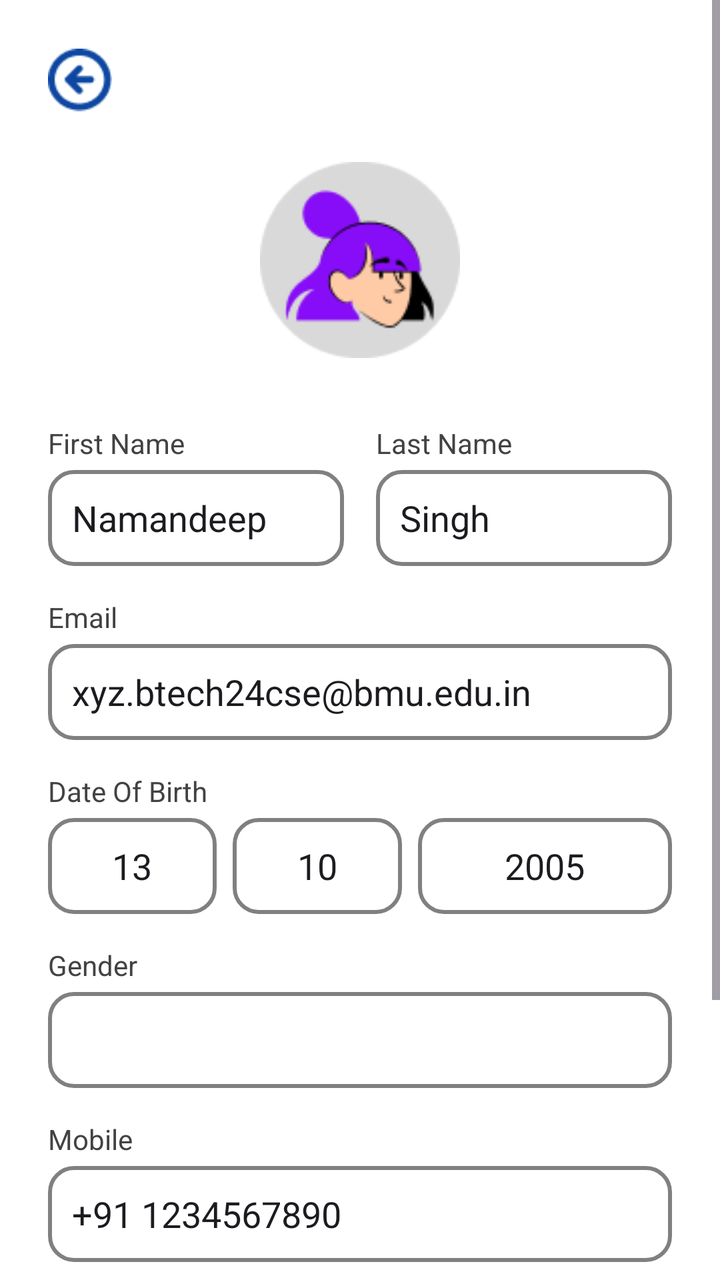
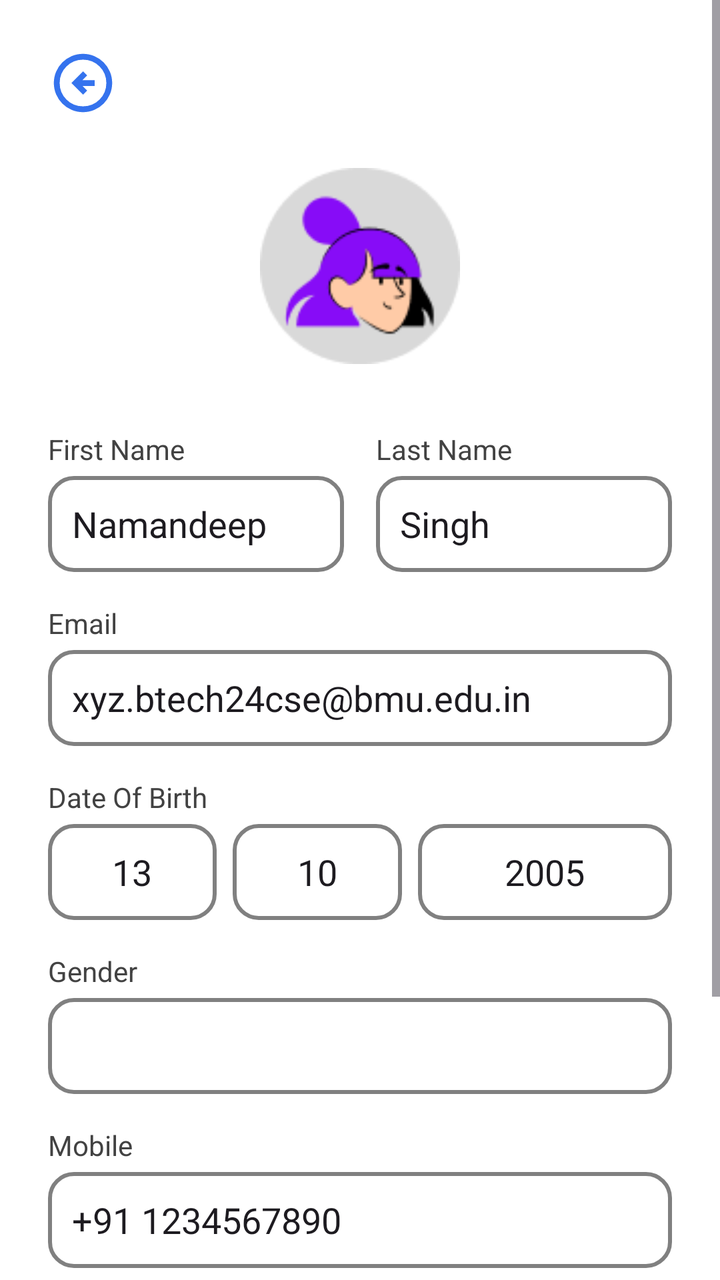

An Android layout rendered at two revisions. The XML below is the earlier revision; the diff shows what the commit changed to produce the second picture.
<!-- AndroidManifest.xml: application theme Theme.SwachhtaSarthi -->
<!-- res/layout/activity_profile.xml -->
<?xml version="1.0" encoding="utf-8"?>
<ScrollView xmlns:android="http://schemas.android.com/apk/res/android"
    xmlns:app="http://schemas.android.com/apk/res-auto"
    android:layout_width="match_parent"
    android:layout_height="match_parent"
    android:background="#FFFFFF"
    android:fillViewport="true">

    <LinearLayout
        android:layout_width="match_parent"
        android:layout_height="wrap_content"
        android:orientation="vertical"
        android:padding="24dp">

        <ImageView
            android:layout_width="32dp"
            android:layout_height="32dp"
            android:layout_marginBottom="24dp"
            android:src="@drawable/back"
            app:tint="#0D47A1" />

        <ImageView
            android:layout_width="100dp"
            android:layout_height="100dp"
            android:layout_gravity="center_horizontal"
            android:layout_marginBottom="32dp"
            android:src="@drawable/profile_image" />

        <LinearLayout
            android:layout_width="match_parent"
            android:layout_height="wrap_content"
            android:orientation="horizontal"
            android:baselineAligned="false"
            android:layout_marginBottom="16dp">

            <LinearLayout
                android:layout_width="0dp"
                android:layout_height="wrap_content"
                android:layout_weight="1"
                android:layout_marginEnd="8dp"
                android:orientation="vertical">

                <TextView
                    android:layout_width="wrap_content"
                    android:layout_height="wrap_content"
                    android:text="First Name"
                    android:textColor="#424242"
                    android:layout_marginBottom="4dp"/>

                <EditText
                    android:layout_width="match_parent"
                    android:layout_height="48dp"
                    android:background="@drawable/border_grey"
                    android:paddingHorizontal="12dp"
                    android:inputType="textPersonName"
                    android:text="Namandeep" />
            </LinearLayout>

            <LinearLayout
                android:layout_width="0dp"
                android:layout_height="wrap_content"
                android:layout_weight="1"
                android:layout_marginStart="8dp"
                android:orientation="vertical">

                <TextView
                    android:layout_width="wrap_content"
                    android:layout_height="wrap_content"
                    android:text="Last Name"
                    android:textColor="#424242"
                    android:layout_marginBottom="4dp"/>

                <EditText
                    android:layout_width="match_parent"
                    android:layout_height="48dp"
                    android:background="@drawable/border_grey"
                    android:paddingHorizontal="12dp"
                    android:inputType="textPersonName"
                    android:text="Singh" />
            </LinearLayout>
        </LinearLayout>

        <TextView
            android:layout_width="wrap_content"
            android:layout_height="wrap_content"
            android:text="Email"
            android:textColor="#424242"
            android:layout_marginBottom="4dp"/>

        <EditText
            android:layout_width="match_parent"
            android:layout_height="48dp"
            android:background="@drawable/border_grey"
            android:paddingHorizontal="12dp"
            android:inputType="textEmailAddress"
            android:layout_marginBottom="16dp"
            android:text="xyz.btech24cse@bmu.edu.in" />

        <TextView
            android:layout_width="wrap_content"
            android:layout_height="wrap_content"
            android:text="Date Of Birth"
            android:textColor="#424242"
            android:layout_marginBottom="4dp"/>

        <LinearLayout
            android:layout_width="match_parent"
            android:layout_height="wrap_content"
            android:orientation="horizontal"
            android:layout_marginBottom="16dp">

            <EditText
                android:layout_width="0dp"
                android:layout_height="48dp"
                android:layout_weight="1"
                android:background="@drawable/border_grey"
                android:gravity="center"
                android:inputType="number"
                android:maxLength="2"
                android:text="13" />

            <EditText
                android:layout_width="0dp"
                android:layout_height="48dp"
                android:layout_weight="1"
                android:background="@drawable/border_grey"
                android:layout_marginHorizontal="8dp"
                android:gravity="center"
                android:inputType="number"
                android:maxLength="2"
                android:text="10" />

            <EditText
                android:layout_width="0dp"
                android:layout_height="48dp"
                android:layout_weight="1.5"
                android:background="@drawable/border_grey"
                android:gravity="center"
                android:inputType="number"
                android:maxLength="4"
                android:text="2005" />
        </LinearLayout>

        <TextView
            android:layout_width="wrap_content"
            android:layout_height="wrap_content"
            android:text="Gender"
            android:textColor="#424242"
            android:layout_marginBottom="4dp"/>

        <Spinner
            android:layout_width="match_parent"
            android:layout_height="48dp"
            android:background="@drawable/border_grey"
            android:layout_marginBottom="16dp" />

        <TextView
            android:layout_width="wrap_content"
            android:layout_height="wrap_content"
            android:text="Mobile"
            android:textColor="#424242"
            android:layout_marginBottom="4dp"/>

        <EditText
            android:layout_width="match_parent"
            android:layout_height="48dp"
            android:background="@drawable/border_grey"
            android:paddingHorizontal="12dp"
            android:inputType="phone"
            android:layout_marginBottom="16dp"
            android:text="+91 1234567890" />

        <TextView
            android:layout_width="wrap_content"
            android:layout_height="wrap_content"
            android:text="Password"
            android:textColor="#424242"
            android:layout_marginBottom="4dp"/>

        <EditText
            android:layout_width="match_parent"
            android:layout_height="48dp"
            android:background="@drawable/border_grey"
            android:paddingHorizontal="12dp"
            android:inputType="textPassword"
            android:layout_marginBottom="32dp"
            android:text="password123" />

        <LinearLayout
            android:layout_width="match_parent"
            android:layout_height="wrap_content"
            android:orientation="horizontal">

            <com.google.android.material.button.MaterialButton
                android:layout_width="0dp"
                android:layout_height="45dp"
                android:layout_marginEnd="8dp"
                android:layout_weight="1"
                android:text="Save"
                android:textAllCaps="false"
                android:textColor="#FFFFFF"
                android:textSize="16sp"
                app:backgroundTint="#2962FF"
                app:cornerRadius="20dp" />

            <com.google.android.material.button.MaterialButton
                android:layout_width="0dp"
                android:layout_height="45dp"
                android:layout_marginStart="8dp"
                android:layout_weight="1"
                android:text="Cancel"
                android:textAllCaps="false"
                android:textColor="#FFFFFF"
                android:textSize="16sp"
                app:backgroundTint="#C33D3D"
                app:cornerRadius="20dp" />
        </LinearLayout>
    </LinearLayout>
</ScrollView>
<!-- resources referenced by this layout -->
<resources>
  <!-- drawable back: png bitmap (drawable, 1241 bytes) -->
  <!-- drawable border_grey (drawable) -->
  <?xml version="1.0" encoding="utf-8"?>
  <shape xmlns:android="http://schemas.android.com/apk/res/android">
  
      <solid android:color="@android:color/transparent"/>
  
      <stroke
          android:width="2dp"
          android:color="#808080"/>
  
      <corners android:radius="12dp"/>
  
  </shape>
  <!-- drawable profile_image: png bitmap (drawable, 4872 bytes) -->
  <style name="Theme.SwachhtaSarthi" parent="Base.Theme.SwachhtaSarthi" />
  <style name="Base.Theme.SwachhtaSarthi" parent="Theme.Material3.DayNight.NoActionBar">
          
          
      </style>
</resources>

<!-- the commit's change to res/layout/activity_profile.xml (unified diff, before → after) -->
@@ -13,11 +13,11 @@
         android:padding="24dp">
 
         <ImageView
-            android:layout_width="32dp"
-            android:layout_height="32dp"
+            android:layout_width="35dp"
+            android:layout_height="35dp"
             android:layout_marginBottom="24dp"
-            android:src="@drawable/back"
-            app:tint="#0D47A1" />
+            android:src="@drawable/back_arrow"
+            />
 
         <ImageView
             android:layout_width="100dp"
<!-- resource entries referenced after the edit -->
@@ -1,6 +1,11 @@
 <!-- resources referenced by this layout -->
 <resources>
-  <!-- drawable back: png bitmap (drawable, 1241 bytes) -->
+  <!-- drawable back_arrow (drawable) -->
+  <vector xmlns:android="http://schemas.android.com/apk/res/android" android:autoMirrored="true" android:height="24dp" android:tint="#3573EE" android:viewportHeight="960" android:viewportWidth="960" android:width="24dp">
+        
+      <path android:fillColor="@android:color/white" android:pathData="M480,640L536,584L472,520L640,520L640,440L472,440L536,376L480,320L320,480L480,640ZM480,880Q397,880 324,848.5Q251,817 197,763Q143,709 111.5,636Q80,563 80,480Q80,397 111.5,324Q143,251 197,197Q251,143 324,111.5Q397,80 480,80Q563,80 636,111.5Q709,143 763,197Q817,251 848.5,324Q880,397 880,480Q880,563 848.5,636Q817,709 763,763Q709,817 636,848.5Q563,880 480,880ZM480,800Q614,800 707,707Q800,614 800,480Q800,346 707,253Q614,160 480,160Q346,160 253,253Q160,346 160,480Q160,614 253,707Q346,800 480,800ZM480,480Q480,480 480,480Q480,480 480,480Q480,480 480,480Q480,480 480,480Q480,480 480,480Q480,480 480,480Q480,480 480,480Q480,480 480,480Z"/>
+      
+  </vector>
   <!-- drawable border_grey (drawable) -->
   <?xml version="1.0" encoding="utf-8"?>
   <shape xmlns:android="http://schemas.android.com/apk/res/android">
